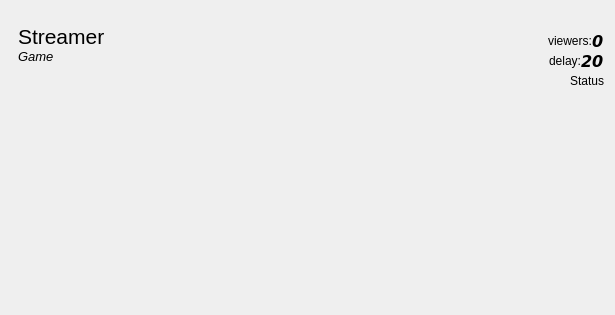
This is previewstreamwidget.ui in Oyuret/liveGUI as Qt 5 draws it before an edit. The edited form follows.
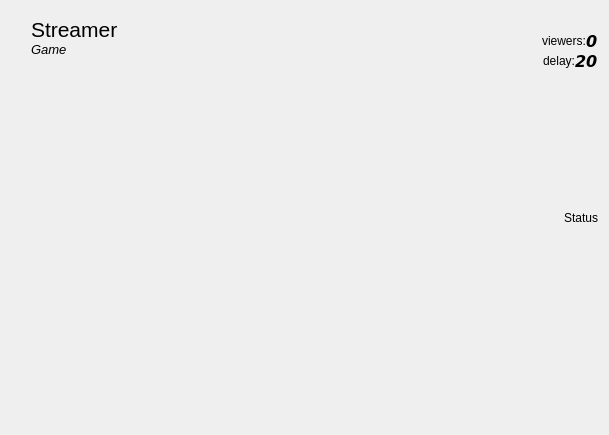
This is the edited form. Icons and pictures are not drawn.

Commit message: previewWidget design fix

What changed in the file:
```diff
--- a/previewstreamwidget.ui
+++ b/previewstreamwidget.ui
@@ -6,8 +6,8 @@
    <rect>
     <x>0</x>
     <y>0</y>
-    <width>615</width>
-    <height>315</height>
+    <width>609</width>
+    <height>435</height>
    </rect>
   </property>
   <property name="windowTitle">
@@ -60,6 +60,19 @@
            </property>
           </widget>
          </item>
+         <item>
+          <spacer name="verticalSpacer">
+           <property name="orientation">
+            <enum>Qt::Vertical</enum>
+           </property>
+           <property name="sizeHint" stdset="0">
+            <size>
+             <width>20</width>
+             <height>40</height>
+            </size>
+           </property>
+          </spacer>
+         </item>
         </layout>
        </item>
        <item>
@@ -73,19 +86,6 @@
          <property name="rightMargin">
           <number>0</number>
          </property>
-         <item>
-          <spacer name="verticalSpacer">
-           <property name="orientation">
-            <enum>Qt::Vertical</enum>
-           </property>
-           <property name="sizeHint" stdset="0">
-            <size>
-             <width>20</width>
-             <height>40</height>
-            </size>
-           </property>
-          </spacer>
-         </item>
          <item>
           <widget class="QLabel" name="streamerLabel">
            <property name="font">
@@ -181,6 +181,9 @@
        <property name="rightMargin">
         <number>0</number>
        </property>
+       <property name="bottomMargin">
+        <number>0</number>
+       </property>
        <item>
         <layout class="QHBoxLayout" name="horizontalLayout_6">
          <property name="spacing">
@@ -312,6 +315,19 @@
          </item>
         </layout>
        </item>
+       <item>
+        <spacer name="verticalSpacer_5">
+         <property name="orientation">
+          <enum>Qt::Vertical</enum>
+         </property>
+         <property name="sizeHint" stdset="0">
+          <size>
+           <width>20</width>
+           <height>40</height>
+          </size>
+         </property>
+        </spacer>
+       </item>
       </layout>
      </item>
     </layout>
@@ -323,6 +339,12 @@
      </property>
      <item>
       <widget class="QLabel" name="previewIcon">
+       <property name="minimumSize">
+        <size>
+         <width>320</width>
+         <height>200</height>
+        </size>
+       </property>
        <property name="maximumSize">
         <size>
          <width>320</width>
@@ -374,12 +396,12 @@
       <enum>Qt::Vertical</enum>
      </property>
      <property name="sizeType">
-      <enum>QSizePolicy::Preferred</enum>
+      <enum>QSizePolicy::Expanding</enum>
      </property>
      <property name="sizeHint" stdset="0">
       <size>
        <width>0</width>
-       <height>16000</height>
+       <height>0</height>
       </size>
      </property>
     </spacer>
```
Left out of the diff: 26 changed lines with no effect on the pictures.
